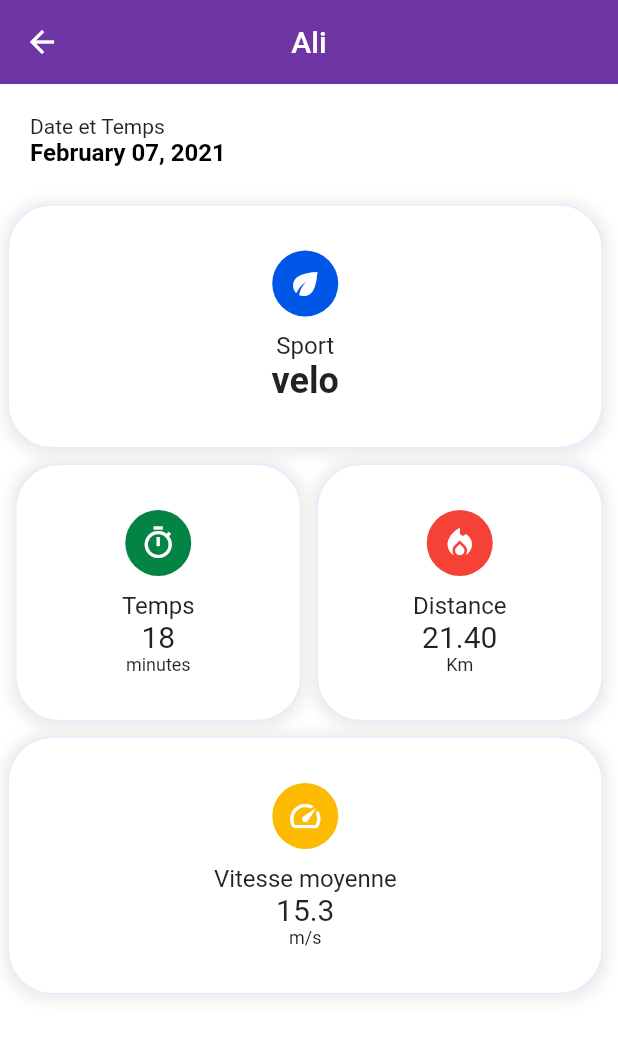
After one commit to soni2261/Runex, a Flutter app: the DetailsEntrainement screen opened directly, on a phone screen of 412 x 824 dp. The commit adds this screen. Shown: the top 1037 px of the screen. Run offline on Flutter 3.47's test engine with Material 2 defaults, Android fonts, the phone set to English and light mode, and no system bars; our stand-ins replace cloud_firestore, date_format, firebase_auth, firebase_core, firebase_storage, fl_chart and 7 more; accounts and stored records are empty.

Commit message:
Details d'entraînement

```diff
--- a/runex/lib/Screens/Carte/map.dart
+++ b/runex/lib/Screens/Carte/map.dart
@@ -9,7 +9,7 @@ import 'package:runex/services/database.dart';
 import 'dart:async';
 import 'package:geolocator/geolocator.dart';
 import 'package:runex/requests/google_maps_requests.dart';
-import 'package:runex/Screens/Carte/carte.dart';
+// import 'package:runex/Screens/Carte/carte.dart';
 
 class MapGoogle extends StatefulWidget {
   _MapGoogleState createState() => _MapGoogleState();
@@ -17,7 +17,7 @@ class MapGoogle extends StatefulWidget {
 
 class _MapGoogleState extends State<MapGoogle> {
   bool creerItineraire = false;
-  // Itineraire instance;
+  Utilisateur utilisateur;
   bool commence = false;
   bool termine = false;
   Color buttonColor = Colors.green[400];
@@ -63,8 +63,8 @@ class _MapGoogleState extends State<MapGoogle> {
   }
 
   Widget build(BuildContext context) {
-    Utilisateur utilisateur = Provider.of<Utilisateur>(context);
-    if (initialPosition == null || polyLines == null) {
+    utilisateur = Provider.of<Utilisateur>(context);
+    if (initialPosition == null && polyLines == null) {
       updateValues();
     }
     return StreamBuilder<Utilisateur>(
@@ -118,7 +118,7 @@ class _MapGoogleState extends State<MapGoogle> {
                       padding: EdgeInsets.all(7.0),
                       shape: CircleBorder(),
                     )),
-                    Carte(),
+                // Carte(),
                 Container(
                   margin: EdgeInsets.only(bottom: 15),
                   child: Align(
@@ -126,30 +126,9 @@ class _MapGoogleState extends State<MapGoogle> {
                       child: RawMaterialButton(
                         onPressed: () {
                           if (!commence) {
-                            // Itineraire().startTopWatch();
-                            commence = true;
-                            termine = false;
-                            startTime = DateTime.now();
-                            swatch.start();
-                            setState(() {
-                              buttonText = "STOP";
-                              buttonColor = Colors.red;
-                            });
+                            startTopWatch();
                           } else {
-                            commence = false;
-                            termine = true;
-                            endTime = DateTime.now();
-                            swatch.stop();
-                            duree = swatch.elapsedMicroseconds;
-                            Map historiqueItem = archiverEntrainement();
-                            saveData(utilisateur, historiqueItem);
-                            print("<<<<<<<<$duree>>>>>>>>");
-                            // swatch.reset();
-
-                            setState(() {
-                              buttonText = "START";
-                              buttonColor = Colors.green[400];
-                            });
+                            stopsTopWatch();
                           }
                         },
                         elevation: 2.0,
@@ -371,16 +350,31 @@ class _MapGoogleState extends State<MapGoogle> {
   //lorsque l'on appuie sur le bouton START
   void startTopWatch() {
     commence = true;
+    termine = false;
+    startTime = DateTime.now();
     swatch.start();
+    setState(() {
+      buttonText = "STOP";
+      buttonColor = Colors.red;
+    });
     startTimer();
   }
 
 //lorsque l'on appuie sur le bouton STOP
   Future stopsTopWatch() async {
+    commence = false;
     termine = true;
+    endTime = DateTime.now();
     swatch.stop();
-    duree = swatch
-        .elapsedMicroseconds; // commande qui va arrêter le swatch et donner la valeur à cette variable
+    duree = swatch.elapsedMilliseconds;
+    Map historiqueItem = archiverEntrainement();
+    saveData(utilisateur, historiqueItem);
+    // swatch.reset();
+
+    setState(() {
+      buttonText = "START";
+      buttonColor = Colors.green[400];
+    }); // commande qui va arrêter le swatch et donner la valeur à cette variable
 
     // await archiverEntrainement();
   }
--- /dev/null
+++ b/runex/lib/Screens/MonEspace/Onglets/Historique/components/details_entrainement.dart
@@ -0,0 +1,273 @@
+import 'package:flutter/material.dart';
+import 'package:runex/constants.dart';
+
+//this class if for home screen
+//lets continue
+
+class DetailsEntrainement extends StatefulWidget {
+  @override
+  _DetailsEntrainementState createState() => _DetailsEntrainementState();
+}
+
+class _DetailsEntrainementState extends State<DetailsEntrainement> {
+  @override
+  Widget build(BuildContext context) {
+    Map map = {
+      "nom": "Ali",
+      'distance': 21403,
+      'duree': 18473,
+      'sport': 'velo',
+      'vitesse': [18, 3, 24, 16],
+    };
+    double sum = 0;
+
+    for (int i = 0; i < map['vitesse'].length; i++) {
+      sum = sum + map['vitesse'][i];
+    }
+    String vitesseMoyenne = (sum / map['vitesse'].length).toStringAsFixed(1);
+
+    String distance = (map['distance'] / 1000).toStringAsFixed(2);
+
+    return Scaffold(
+      appBar: AppBar(
+        // backgroundColor: Colors.white,
+        title: Text(map['nom']),
+        centerTitle: true,
+        elevation: 0.0,
+      ),
+      body: Column(
+        crossAxisAlignment: CrossAxisAlignment.start,
+        children: [
+          SizedBox(
+            height: 10,
+          ),
+          Container(
+            padding: EdgeInsets.symmetric(horizontal: 20, vertical: 10),
+            child: Column(
+              crossAxisAlignment: CrossAxisAlignment.start,
+              children: [
+                Text("Date et Temps"),
+                Text(
+                  "February 07, 2021",
+                  style: TextStyle(
+                    color: Colors.black,
+                    fontWeight: FontWeight.bold,
+                    fontSize: 16,
+                  ),
+                ),
+              ],
+            ),
+          ),
+          SizedBox(
+            height: 15,
+          ),
+          Row(
+            children: [
+              Expanded(
+                child: Container(
+                  margin: EdgeInsets.fromLTRB(5, 0, 10, 5),
+                  padding: EdgeInsets.symmetric(vertical: 30),
+                  decoration: BoxDecoration(
+                    boxShadow: [
+                      BoxShadow(
+                        color: Colors.grey.withOpacity(0.2),
+                        spreadRadius: 3,
+                        blurRadius: 7,
+                        offset: Offset(0, 1), // changes position of shadow
+                      ),
+                    ],
+                    color: Colors.white,
+                    border: Border.all(color: kPrimaryLightColor),
+                    borderRadius: BorderRadius.all(Radius.circular(30)),
+                  ),
+                  child: Column(
+                    children: [
+                      Container(
+                        padding: EdgeInsets.all(10),
+                        decoration: BoxDecoration(
+                          shape: BoxShape.circle,
+                          color: Color.fromRGBO(0, 87, 231, 1),
+                        ),
+                        child: Icon(
+                          Icons.eco,
+                          color: Colors.white,
+                        ),
+                      ),
+                      SizedBox(
+                        height: 10,
+                      ),
+                      Text(
+                        "Sport",
+                        style: TextStyle(fontSize: 16.0),
+                      ),
+                      Text(
+                        map['sport'],
+                        style: TextStyle(
+                            fontSize: 24, fontWeight: FontWeight.w600),
+                      ),
+                    ],
+                  ),
+                ),
+              ),
+            ],
+          ),
+          Row(
+            children: [
+              Expanded(
+                child: Container(
+                  margin: EdgeInsets.fromLTRB(10, 5, 5, 5),
+                  padding: EdgeInsets.symmetric(vertical: 30),
+                  decoration: BoxDecoration(
+                    boxShadow: [
+                      BoxShadow(
+                        color: Colors.grey.withOpacity(0.2),
+                        spreadRadius: 3,
+                        blurRadius: 7,
+                        offset: Offset(0, 1), // changes position of shadow
+                      ),
+                    ],
+                    color: Colors.white,
+                    border: Border.all(color: kPrimaryLightColor),
+                    borderRadius: BorderRadius.all(Radius.circular(30)),
+                  ),
+                  child: Column(
+                    children: [
+                      Container(
+                        padding: EdgeInsets.all(10),
+                        decoration: BoxDecoration(
+                          shape: BoxShape.circle,
+                          color: Color.fromRGBO(4, 132, 68, 1),
+                        ),
+                        child: Icon(
+                          Icons.timer_sharp,
+                          color: Colors.white,
+                        ),
+                      ),
+                      SizedBox(
+                        height: 10,
+                      ),
+                      Text(
+                        "Temps",
+                        style: TextStyle(fontSize: 16.0),
+                      ),
+                      Text(
+                        (map['duree'] / 1000).toStringAsFixed(0),
+                        style: TextStyle(fontSize: 20),
+                      ),
+                      Text(
+                        "minutes",
+                        style: TextStyle(fontSize: 12.0),
+                      )
+                    ],
+                  ),
+                ),
+              ),
+              Expanded(
+                child: Container(
+                  margin: EdgeInsets.fromLTRB(5, 5, 10, 5),
+                  padding: EdgeInsets.symmetric(vertical: 30),
+                  decoration: BoxDecoration(
+                    boxShadow: [
+                      BoxShadow(
+                        color: Colors.grey.withOpacity(0.2),
+                        spreadRadius: 3,
+                        blurRadius: 7,
+                        offset: Offset(0, 1), // changes position of shadow
+                      ),
+                    ],
+                    color: Colors.white,
+                    border: Border.all(color: kPrimaryLightColor),
+                    borderRadius: BorderRadius.all(Radius.circular(30)),
+                  ),
+                  child: Column(
+                    children: [
+                      Container(
+                        padding: EdgeInsets.all(10),
+                        decoration: BoxDecoration(
+                          shape: BoxShape.circle,
+                          color: Colors.red,
+                        ),
+                        child: Icon(
+                          Icons.local_fire_department_sharp,
+                          color: Colors.white,
+                        ),
+                      ),
+                      SizedBox(
+                        height: 10,
+                      ),
+                      Text(
+                        "Distance",
+                        style: TextStyle(fontSize: 16.0),
+                      ),
+                      Text(
+                        distance,
+                        style: TextStyle(fontSize: 20),
+                      ),
+                      Text(
+                        "Km",
+                        style: TextStyle(fontSize: 12.0),
+                      )
+                    ],
+                  ),
+                ),
+              ),
+            ],
+          ),
+          Row(
+            children: [
+              Expanded(
+                child: Container(
+                  margin: EdgeInsets.fromLTRB(5, 5, 10, 0),
+                  padding: EdgeInsets.symmetric(vertical: 30),
+                  decoration: BoxDecoration(
+                    boxShadow: [
+                      BoxShadow(
+                        color: Colors.grey.withOpacity(0.2),
+                        spreadRadius: 3,
+                        blurRadius: 7,
+                        offset: Offset(0, 1), // changes position of shadow
+                      ),
+                    ],
+                    color: Colors.white,
+                    border: Border.all(color: kPrimaryLightColor),
+                    borderRadius: BorderRadius.all(Radius.circular(30)),
+                  ),
+                  child: Column(
+                    children: [
+                      Container(
+                        padding: EdgeInsets.all(10),
+                        decoration: BoxDecoration(
+                          shape: BoxShape.circle,
+                          color: Color.fromRGBO(252, 186, 3, 1),
+                        ),
+                        child: Icon(
+                          Icons.speed_outlined,
+                          color: Colors.white,
+                        ),
+                      ),
+                      SizedBox(
+                        height: 10,
+                      ),
+                      Text(
+                        "Vitesse moyenne",
+                        style: TextStyle(fontSize: 16.0),
+                      ),
+                      Text(
+                        vitesseMoyenne,
+                        style: TextStyle(fontSize: 20),
+                      ),
+                      Text(
+                        "m/s",
+                        style: TextStyle(fontSize: 12.0),
+                      )
+                    ],
+                  ),
+                ),
+              ),
+            ],
+          ),
+        ],
+      ),
+    );
+  }
+}
--- a/runex/lib/Screens/MonEspace/Onglets/Historique/components/event_card.dart
+++ b/runex/lib/Screens/MonEspace/Onglets/Historique/components/event_card.dart
@@ -2,6 +2,8 @@ import 'package:flutter/material.dart';
 import 'package:flutter_svg/flutter_svg.dart';
 import 'package:provider/provider.dart';
 import 'package:runex/components/theme.dart';
+
+import 'details_entrainement.dart';
 
 class EventCard extends StatelessWidget {
   final Map map;
@@ -37,7 +39,10 @@ class EventCard extends StatelessWidget {
       elevation: 2,
       child: InkWell(
         onTap: () {
-
+          Navigator.push(
+            context,
+            MaterialPageRoute(builder: (context) => DetailsEntrainement()),
+          );
         },
         child: Padding(
           padding: const EdgeInsets.all(16.0),
--- a/runex/lib/navigation_bar.dart
+++ b/runex/lib/navigation_bar.dart
@@ -2,7 +2,6 @@ import 'package:flutter/material.dart';
 import 'package:provider/provider.dart';
 import 'package:runex/Screens/Communaute/challenges.dart';
 import 'package:runex/Screens/MonEspace/profil.dart';
-import 'package:runex/Screens/Carte/carte.dart';
 import 'Screens/Carte/map.dart';
 import 'components/theme.dart';
 import 'constants.dart';
@@ -30,7 +29,7 @@ class _NavState extends State<Nav> {
 
   @override
   Widget build(BuildContext context) {
-    List listePages = [Challenges(), Carte(), Profil()];
+    List listePages = [Challenges(), MapGoogle(), Profil()];
 
     final theme = Provider.of<ThemeChanger>(context);
     Color selectedItemColor =
```
